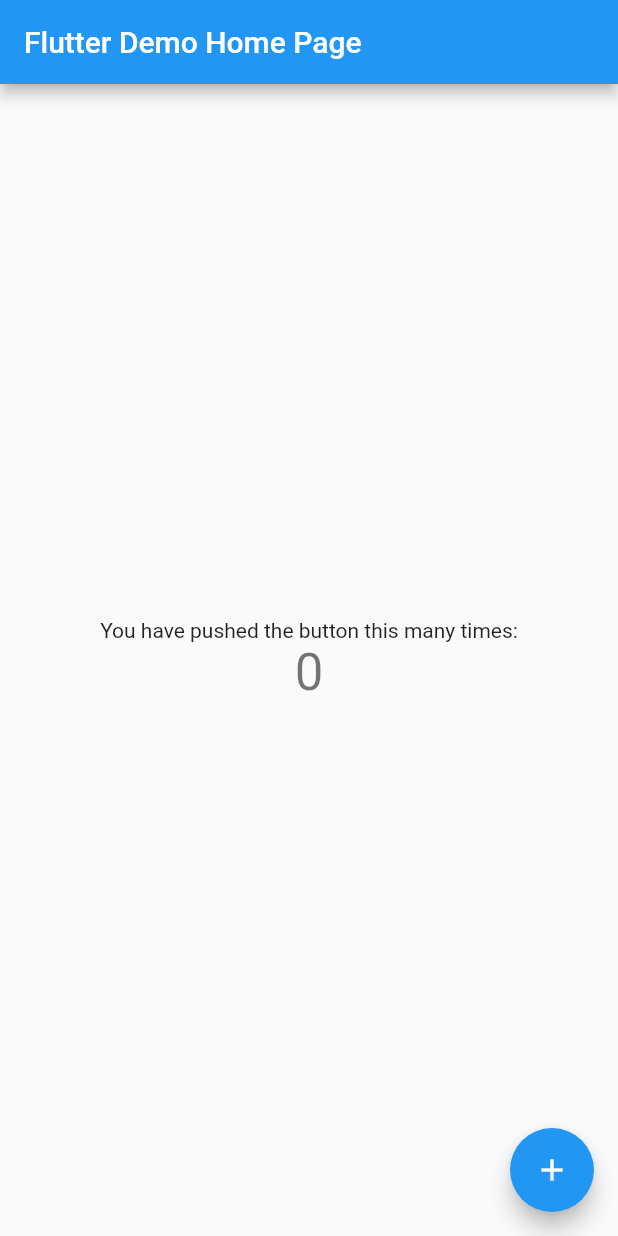
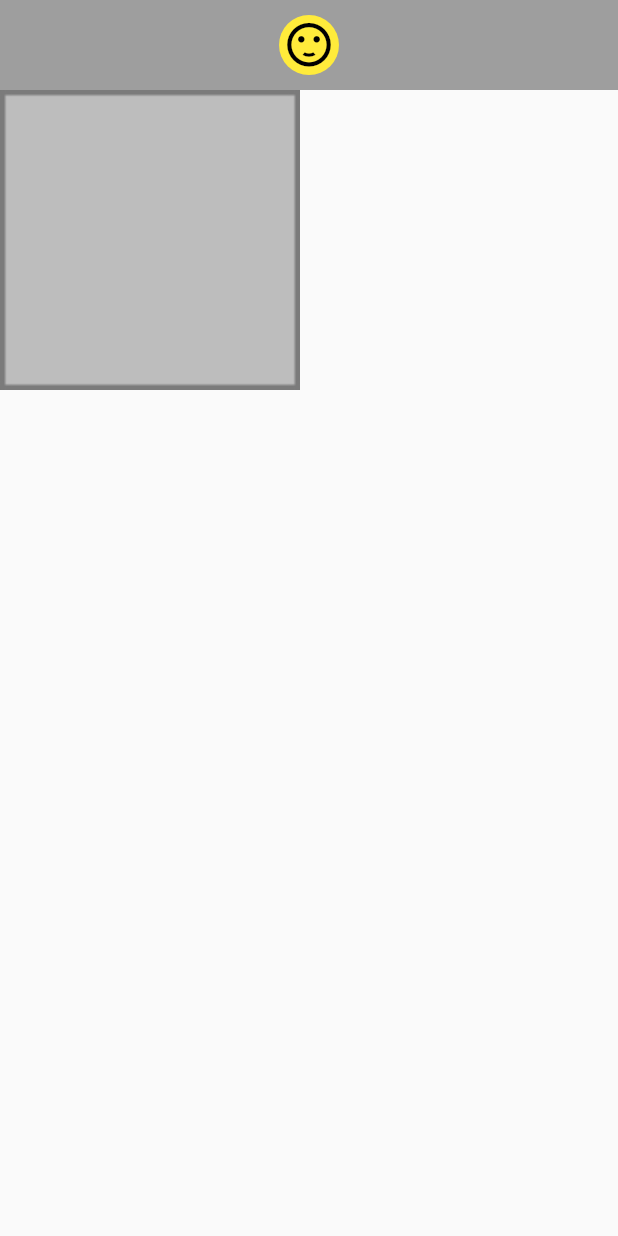
Before and after one commit to 4lxcf/Campo_Minado, a Flutter app: the screen it shows after launch, on a phone screen of 412 x 824 dp. Run offline on Flutter 3.47's test engine with Material 2 defaults, Android fonts, the phone set to English and light mode, and no system bars.

Commit message:
Implement_UI_Design

```diff
--- /dev/null
+++ b/lib/components/block_widget.dart
@@ -0,0 +1,31 @@
+import 'package:campo_minado/models/block.dart';
+import 'package:flutter/material.dart';
+
+class BlockWidget extends StatelessWidget {
+  final Block? block;
+  final Function(Block)? onOpenUp;
+  final Function(Block)? onToggle;
+
+  BlockWidget({
+    @required this.block,
+    @required this.onOpenUp,
+    @required this.onToggle,
+  });
+
+  @override
+  Widget build(BuildContext context) {
+    return InkWell(
+      onTap: () => onOpenUp!(block!),
+      onLongPress: () => onToggle!(block!),
+      child: _getImage(),
+    );
+  }
+
+  Widget _getImage() {
+    if (block!.open && block!.hasMine && block!.isExploded) {
+      return Image.asset('assets/images/aberto_0.jpeg');
+    } else {
+      return Image.asset('assets/images/aberto_0.jpeg');
+    }
+  }
+}
--- /dev/null
+++ b/lib/components/result_widget.dart
@@ -0,0 +1,58 @@
+import 'package:flutter/material.dart';
+
+class ResultWidget extends StatelessWidget implements PreferredSizeWidget {
+  final bool? won;
+  final Function? onRestart;
+
+  ResultWidget({
+    @required this.won,
+    @required this.onRestart,
+  });
+
+  @override
+  Widget build(BuildContext context) {
+    return Container(
+      color: Colors.grey,
+      child: SafeArea(
+        child: Container(
+          padding: const EdgeInsets.all(10),
+          child: CircleAvatar(
+            backgroundColor: _getColor(),
+            child: IconButton(
+              padding: const EdgeInsets.all(0),
+              icon: Icon(
+                _getIcon(),
+                color: Colors.black,
+                size: 35,
+              ),
+              onPressed: null,
+            ),
+          ),
+        ),
+      ),
+    );
+  }
+
+  @override
+  Size get preferredSize => const Size.fromHeight(120);
+
+  Color _getColor() {
+    if (won == null) {
+      return Colors.yellow;
+    } else if (won!) {
+      return Colors.green;
+    } else {
+      return Colors.red;
+    }
+  }
+
+  IconData _getIcon() {
+    if (won == null) {
+      return Icons.sentiment_satisfied;
+    } else if (won!) {
+      return Icons.sentiment_very_satisfied;
+    } else {
+      return Icons.sentiment_very_dissatisfied;
+    }
+  }
+}
--- a/lib/main.dart
+++ b/lib/main.dart
@@ -1,115 +1,6 @@
+import 'package:campo_minado/screens/minefield_app.dart';
 import 'package:flutter/material.dart';
 
 void main() {
-  runApp(const MyApp());
+  runApp(MinefieldApp());
 }
-
-class MyApp extends StatelessWidget {
-  const MyApp({Key? key}) : super(key: key);
-
-  // This widget is the root of your application.
-  @override
-  Widget build(BuildContext context) {
-    return MaterialApp(
-      title: 'Flutter Demo',
-      theme: ThemeData(
-        // This is the theme of your application.
-        //
-        // Try running your application with "flutter run". You'll see the
-        // application has a blue toolbar. Then, without quitting the app, try
-        // changing the primarySwatch below to Colors.green and then invoke
-        // "hot reload" (press "r" in the console where you ran "flutter run",
-        // or simply save your changes to "hot reload" in a Flutter IDE).
-        // Notice that the counter didn't reset back to zero; the application
-        // is not restarted.
-        primarySwatch: Colors.blue,
-      ),
-      home: const MyHomePage(title: 'Flutter Demo Home Page'),
-    );
-  }
-}
-
-class MyHomePage extends StatefulWidget {
-  const MyHomePage({Key? key, required this.title}) : super(key: key);
-
-  // This widget is the home page of your application. It is stateful, meaning
-  // that it has a State object (defined below) that contains fields that affect
-  // how it looks.
-
-  // This class is the configuration for the state. It holds the values (in this
-  // case the title) provided by the parent (in this case the App widget) and
-  // used by the build method of the State. Fields in a Widget subclass are
-  // always marked "final".
-
-  final String title;
-
-  @override
-  State<MyHomePage> createState() => _MyHomePageState();
-}
-
-class _MyHomePageState extends State<MyHomePage> {
-  int _counter = 0;
-
-  void _incrementCounter() {
-    setState(() {
-      // This call to setState tells the Flutter framework that something has
-      // changed in this State, which causes it to rerun the build method below
-      // so that the display can reflect the updated values. If we changed
-      // _counter without calling setState(), then the build method would not be
-      // called again, and so nothing would appear to happen.
-      _counter++;
-    });
-  }
-
-  @override
-  Widget build(BuildContext context) {
-    // This method is rerun every time setState is called, for instance as done
-    // by the _incrementCounter method above.
-    //
-    // The Flutter framework has been optimized to make rerunning build methods
-    // fast, so that you can just rebuild anything that needs updating rather
-    // than having to individually change instances of widgets.
-    return Scaffold(
-      appBar: AppBar(
-        // Here we take the value from the MyHomePage object that was created by
-        // the App.build method, and use it to set our appbar title.
-        title: Text(widget.title),
-      ),
-      body: Center(
-        // Center is a layout widget. It takes a single child and positions it
-        // in the middle of the parent.
-        child: Column(
-          // Column is also a layout widget. It takes a list of children and
-          // arranges them vertically. By default, it sizes itself to fit its
-          // children horizontally, and tries to be as tall as its parent.
-          //
-          // Invoke "debug painting" (press "p" in the console, choose the
-          // "Toggle Debug Paint" action from the Flutter Inspector in Android
-          // Studio, or the "Toggle Debug Paint" command in Visual Studio Code)
-          // to see the wireframe for each widget.
-          //
-          // Column has various properties to control how it sizes itself and
-          // how it positions its children. Here we use mainAxisAlignment to
-          // center the children vertically; the main axis here is the vertical
-          // axis because Columns are vertical (the cross axis would be
-          // horizontal).
-          mainAxisAlignment: MainAxisAlignment.center,
-          children: <Widget>[
-            const Text(
-              'You have pushed the button this many times:',
-            ),
-            Text(
-              '$_counter',
-              style: Theme.of(context).textTheme.headline4,
-            ),
-          ],
-        ),
-      ),
-      floatingActionButton: FloatingActionButton(
-        onPressed: _incrementCounter,
-        tooltip: 'Increment',
-        child: const Icon(Icons.add),
-      ), // This trailing comma makes auto-formatting nicer for build methods.
-    );
-  }
-}
--- /dev/null
+++ b/lib/screens/minefield_app.dart
@@ -0,0 +1,31 @@
+import 'package:campo_minado/components/block_widget.dart';
+import 'package:campo_minado/models/block.dart';
+import 'package:flutter/material.dart';
+import '../components/result_widget.dart';
+
+class MinefieldApp extends StatelessWidget {
+  Block block = Block(line: 0, column: 0);
+
+  @override
+  Widget build(BuildContext context) {
+    return MaterialApp(
+      home: Scaffold(
+        appBar: ResultWidget(
+          won: null,
+          onRestart: null,
+        ),
+        body: Container(
+          child: BlockWidget(
+            block: block,
+            onOpenUp: _onOpenUp,
+            onToggle: _onToggle,
+          ),
+        ),
+      ),
+    );
+  }
+
+  _onOpenUp(Block b) {}
+
+  _onToggle(Block b) {}
+}
```
Also changed, not shown: lib/models/board.dart (added, +74 -0 lines), pubspec.yaml (+14 -2 lines), assets/images/aberto_0.jpeg (added), assets/images/aberto_1.jpeg (added), assets/images/aberto_2.jpeg (added), assets/images/aberto_3.jpeg (added), assets/images/aberto_4.jpeg (added), assets/images/aberto_5.jpeg (added), assets/images/aberto_6.jpeg (added), assets/images/aberto_7.jpeg (added), assets/images/aberto_8.jpeg (added), assets/images/bandeira.jpeg (added), assets/images/bomba_0.jpeg (added), assets/images/bomba_1.jpeg (added), 1 more files, 1 other file.
